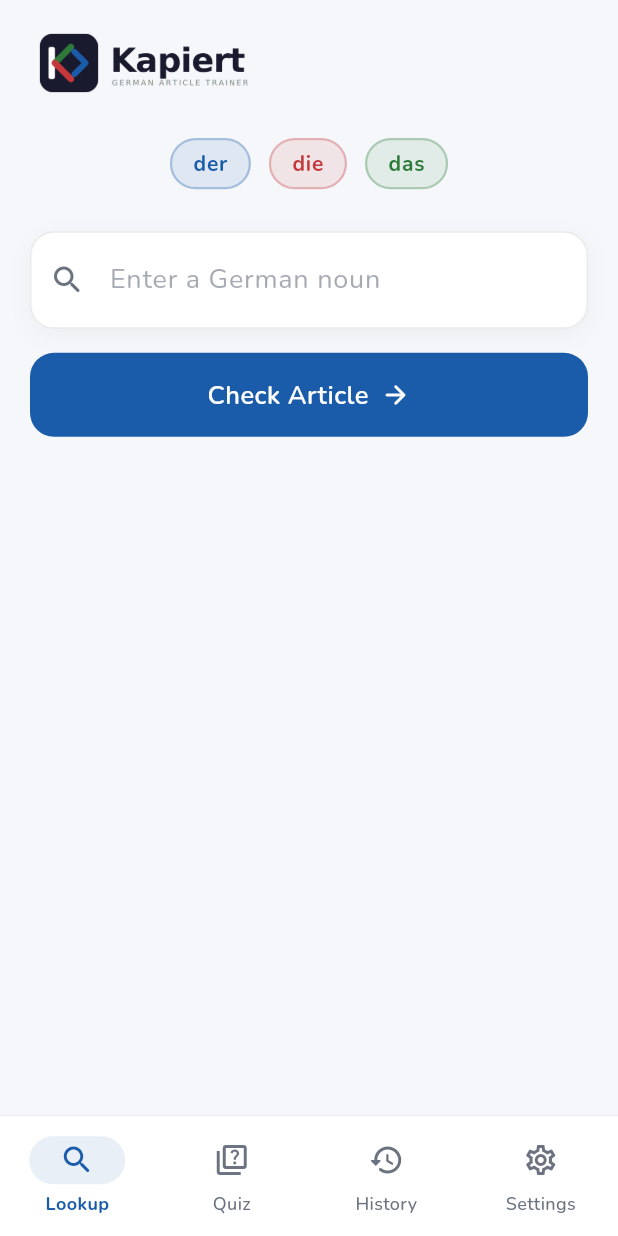
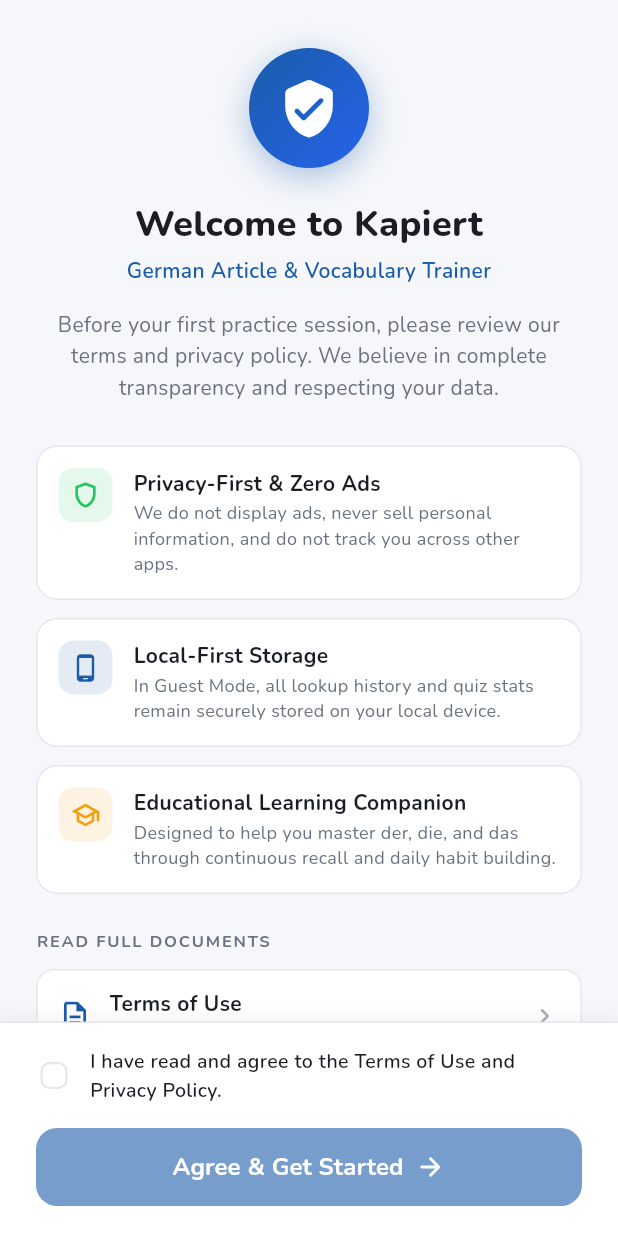
Before and after one commit to salehhamdy/Kapiert, a Flutter app: the screen it shows after launch, on a phone screen of 412 x 824 dp. Run offline on Flutter 3.47's test engine with Material 3 defaults, Android fonts, the phone set to English and light mode, and no system bars; drawn by our look-alikes of flutter_animate; our stand-ins replace flutter_riverpod, google_fonts, google_sign_in, shared_preferences, sqflite, sqflite_common_ffi and 1 more; accounts and stored records are empty.

Commit message:
Require user agreement to Terms of Use & Privacy Policy on first use

```diff
--- a/flutter_app/lib/core/storage/storage_service.dart
+++ b/flutter_app/lib/core/storage/storage_service.dart
@@ -385,6 +385,34 @@
   static const _keyShowHints = 'show_hints';
   static const _keyDarkMode = 'dark_mode';
   static const _keySettingsUpdatedAt = 'settings_updated_at';
+  static const _keyHasAcceptedTerms = 'has_accepted_terms_and_policy';
+  static const _keyTermsAcceptedAt = 'terms_accepted_at';
+
+  /// Whether the user has explicitly accepted the Terms of Use and Privacy Policy.
+  static bool hasAcceptedTerms() {
+    if (_prefs == null) return false;
+    return _p.getBool(_keyHasAcceptedTerms) ?? false;
+  }
+
+  /// Record user consent for Terms of Use and Privacy Policy.
+  static Future<void> setAcceptedTerms(bool value) async {
+    if (_prefs == null) return;
+    await _p.setBool(_keyHasAcceptedTerms, value);
+    if (value) {
+      await _p.setString(
+        _keyTermsAcceptedAt,
+        DateTime.now().toUtc().toIso8601String(),
+      );
+    } else {
+      await _p.remove(_keyTermsAcceptedAt);
+    }
+  }
+
+  /// ISO-8601 UTC timestamp of when terms were accepted, or null if never accepted.
+  static String? getTermsAcceptedAt() {
+    if (_prefs == null) return null;
+    return _p.getString(_keyTermsAcceptedAt);
+  }
 
   static bool getShowHints() => _p.getBool(_keyShowHints) ?? true;
   static Future<void> setShowHints(bool value) async {
--- /dev/null
+++ b/flutter_app/lib/features/legal/providers/terms_consent_provider.dart
@@ -0,0 +1,25 @@
+import 'package:flutter_riverpod/flutter_riverpod.dart';
+import '../../../core/storage/storage_service.dart';
+
+/// Provides the current state of user agreement to the Terms of Use and Privacy Policy.
+final termsConsentProvider =
+    StateNotifierProvider<TermsConsentNotifier, bool>((ref) {
+  return TermsConsentNotifier();
+});
+
+class TermsConsentNotifier extends StateNotifier<bool> {
+  TermsConsentNotifier([bool? initialValue])
+      : super(initialValue ?? StorageService.hasAcceptedTerms());
+
+  /// Sets consent to true, persists to local storage, and notifies listeners.
+  Future<void> acceptTerms() async {
+    await StorageService.setAcceptedTerms(true);
+    state = true;
+  }
+
+  /// Resets consent to false (useful for testing or full account wipe).
+  Future<void> resetTerms() async {
+    await StorageService.setAcceptedTerms(false);
+    state = false;
+  }
+}
--- /dev/null
+++ b/flutter_app/lib/features/legal/screens/first_use_consent_screen.dart
@@ -0,0 +1,489 @@
+import 'package:flutter/material.dart';
+import 'package:flutter_riverpod/flutter_riverpod.dart';
+import 'package:google_fonts/google_fonts.dart';
+import '../../../shared/theme/app_colors.dart';
+import '../providers/terms_consent_provider.dart';
+import 'legal_document_screen.dart';
+
+class FirstUseConsentScreen extends ConsumerStatefulWidget {
+  const FirstUseConsentScreen({super.key});
+
+  @override
+  ConsumerState<FirstUseConsentScreen> createState() =>
+      _FirstUseConsentScreenState();
+}
+
+class _FirstUseConsentScreenState extends ConsumerState<FirstUseConsentScreen> {
+  bool _acceptedTerms = false;
+  bool _showError = false;
+
+  void _openLegalDoc(LegalDocType type) {
+    Navigator.of(context).push(
+      MaterialPageRoute(
+        builder: (_) => LegalDocumentScreen(initialType: type),
+      ),
+    );
+  }
+
+  void _handleAgree() {
+    if (!_acceptedTerms) {
+      setState(() => _showError = true);
+      ScaffoldMessenger.of(context).showSnackBar(
+        SnackBar(
+          content: Text(
+            'Please check the box to accept the Terms of Use and Privacy Policy.',
+            style: GoogleFonts.nunito(fontWeight: FontWeight.w600),
+          ),
+          backgroundColor: AppColors.dieRed,
+          behavior: SnackBarBehavior.floating,
+          shape: RoundedRectangleBorder(borderRadius: BorderRadius.circular(10)),
+        ),
+      );
+      return;
+    }
+
+    ref.read(termsConsentProvider.notifier).acceptTerms();
+  }
+
+  @override
+  Widget build(BuildContext context) {
+    final isDark = Theme.of(context).brightness == Brightness.dark;
+    final bg = isDark ? AppColors.backgroundDark : AppColors.backgroundLight;
+    final surface = isDark ? AppColors.surfaceDark : AppColors.surfaceLight;
+    final textPrimary =
+        isDark ? AppColors.textPrimaryDark : AppColors.textPrimaryLight;
+    final textSecondary =
+        isDark ? AppColors.textSecondaryDark : AppColors.textSecondaryLight;
+    final divider = isDark ? AppColors.dividerDark : AppColors.dividerLight;
+
+    return Scaffold(
+      backgroundColor: bg,
+      body: SafeArea(
+        child: Column(
+          children: [
+            Expanded(
+              child: SingleChildScrollView(
+                padding: const EdgeInsets.fromLTRB(24, 32, 24, 16),
+                child: Column(
+                  crossAxisAlignment: CrossAxisAlignment.start,
+                  children: [
+                    // ── Brand Header ─────────────────────────────────────────
+                    Center(
+                      child: Container(
+                        width: 80,
+                        height: 80,
+                        decoration: BoxDecoration(
+                          shape: BoxShape.circle,
+                          gradient: const LinearGradient(
+                            colors: [
+                              AppColors.derBlue,
+                              Color(0xFF2563EB),
+                            ],
+                            begin: Alignment.topLeft,
+                            end: Alignment.bottomRight,
+                          ),
+                          boxShadow: [
+                            BoxShadow(
+                              color: AppColors.derBlue.withValues(alpha: 0.35),
+                              blurRadius: 18,
+                              offset: const Offset(0, 6),
+                            ),
+                          ],
+                        ),
+                        child: const Icon(
+                          Icons.verified_user_rounded,
+                          size: 42,
+                          color: Colors.white,
+                        ),
+                      ),
+                    ),
+                    const SizedBox(height: 20),
+
+                    Center(
+                      child: Text(
+                        'Welcome to Kapiert',
+                        textAlign: TextAlign.center,
+                        style: GoogleFonts.nunito(
+                          fontSize: 24,
+                          fontWeight: FontWeight.w800,
+                          color: textPrimary,
+                        ),
+                      ),
+                    ),
+                    const SizedBox(height: 4),
+
+                    Center(
+                      child: Text(
+                        'German Article & Vocabulary Trainer',
+                        textAlign: TextAlign.center,
+                        style: GoogleFonts.nunito(
+                          fontSize: 14,
+                          fontWeight: FontWeight.w600,
+                          color: AppColors.derBlue,
+                        ),
+                      ),
+                    ),
+                    const SizedBox(height: 16),
+
+                    Center(
+                      child: Text(
+                        'Before your first practice session, please review our terms and privacy policy. We believe in complete transparency and respecting your data.',
+                        textAlign: TextAlign.center,
+                        style: GoogleFonts.nunito(
+                          fontSize: 14,
+                          height: 1.5,
+                          color: textSecondary,
+                        ),
+                      ),
+                    ),
+                    const SizedBox(height: 28),
+
+                    // ── Key Commitments ──────────────────────────────────────
+                    _CommitmentItem(
+                      icon: Icons.shield_outlined,
+                      iconColor: AppColors.correctGreen,
+                      title: 'Privacy-First & Zero Ads',
+                      description:
+                          'We do not display ads, never sell personal information, and do not track you across other apps.',
+                      surface: surface,
+                      divider: divider,
+                      textPrimary: textPrimary,
+                      textSecondary: textSecondary,
+                    ),
+                    const SizedBox(height: 12),
+
+                    _CommitmentItem(
+                      icon: Icons.phone_android_rounded,
+                      iconColor: AppColors.derBlue,
+                      title: 'Local-First Storage',
+                      description:
+                          'In Guest Mode, all lookup history and quiz stats remain securely stored on your local device.',
+                      surface: surface,
+                      divider: divider,
+                      textPrimary: textPrimary,
+                      textSecondary: textSecondary,
+                    ),
+                    const SizedBox(height: 12),
+
+                    _CommitmentItem(
+                      icon: Icons.school_outlined,
+                      iconColor: AppColors.streakOrange,
+                      title: 'Educational Learning Companion',
+                      description:
+                          'Designed to help you master der, die, and das through continuous recall and daily habit building.',
+                      surface: surface,
+                      divider: divider,
+                      textPrimary: textPrimary,
+                      textSecondary: textSecondary,
+                    ),
+                    const SizedBox(height: 24),
+
+                    // ── Document Links ───────────────────────────────────────
+                    Text(
+                      'READ FULL DOCUMENTS',
+                      style: GoogleFonts.nunito(
+                        fontSize: 11,
+                        fontWeight: FontWeight.w700,
+                        letterSpacing: 1.2,
+                        color: textSecondary,
+                      ),
+                    ),
+                    const SizedBox(height: 10),
+
+                    _LegalDocTile(
+                      key: const Key('consent_open_terms_button'),
+                      title: 'Terms of Use',
+                      subtitle: 'User license, acceptable use, and disclaimers',
+                      icon: Icons.description_outlined,
+                      isDark: isDark,
+                      surface: surface,
+                      divider: divider,
+                      textPrimary: textPrimary,
+                      textSecondary: textSecondary,
+                      onTap: () => _openLegalDoc(LegalDocType.terms),
+                    ),
+                    const SizedBox(height: 8),
+
+                    _LegalDocTile(
+                      key: const Key('consent_open_privacy_button'),
+                      title: 'Privacy Policy',
+                      subtitle: 'How we collect, store, and protect your data',
+                      icon: Icons.privacy_tip_outlined,
+                      isDark: isDark,
+                      surface: surface,
+                      divider: divider,
+                      textPrimary: textPrimary,
+                      textSecondary: textSecondary,
+                      onTap: () => _openLegalDoc(LegalDocType.privacy),
+                    ),
+                    const SizedBox(height: 16),
+                  ],
+                ),
+              ),
+            ),
+
+            // ── Sticky Bottom Consent Action Bar ────────────────────────────
+            Container(
+              padding: const EdgeInsets.fromLTRB(24, 16, 24, 20),
+              decoration: BoxDecoration(
+                color: surface,
+                border: Border(top: BorderSide(color: divider)),
+                boxShadow: [
+                  BoxShadow(
+                    color: Colors.black.withValues(alpha: isDark ? 0.3 : 0.05),
+                    blurRadius: 10,
+                    offset: const Offset(0, -3),
+                  ),
+                ],
+              ),
+              child: Column(
+                mainAxisSize: MainAxisSize.min,
+                children: [
+                  // Consent Checkbox Row
+                  GestureDetector(
+                    onTap: () {
+                      setState(() {
+                        _acceptedTerms = !_acceptedTerms;
+                        if (_acceptedTerms) _showError = false;
+                      });
+                    },
+                    child: Row(
+                      crossAxisAlignment: CrossAxisAlignment.center,
+                      children: [
+                        SizedBox(
+                          width: 24,
+                          height: 24,
+                          child: Checkbox(
+                            key: const Key('consent_terms_checkbox'),
+                            value: _acceptedTerms,
+                            onChanged: (val) {
+                              setState(() {
+                                _acceptedTerms = val ?? false;
+                                if (_acceptedTerms) _showError = false;
+                              });
+                            },
+                            activeColor: AppColors.derBlue,
+                            shape: RoundedRectangleBorder(
+                              borderRadius: BorderRadius.circular(6),
+                            ),
+                            side: BorderSide(
+                              color: _showError
+                                  ? AppColors.dieRed
+                                  : divider,
+                              width: _showError ? 2 : 1.5,
+                            ),
+                          ),
+                        ),
+                        const SizedBox(width: 12),
+                        Expanded(
+                          child: Text(
+                            'I have read and agree to the Terms of Use and Privacy Policy.',
+                            style: GoogleFonts.nunito(
+                              fontSize: 13,
+                              fontWeight: FontWeight.w600,
+                              color: _showError
+                                  ? AppColors.dieRed
+                                  : textPrimary,
+                            ),
+                          ),
+                        ),
+                      ],
+                    ),
+                  ),
+                  const SizedBox(height: 16),
+
+                  // Agreement Button
+                  SizedBox(
+                    width: double.infinity,
+                    height: 52,
+                    child: ElevatedButton(
+                      key: const Key('consent_agree_button'),
+                      onPressed: _handleAgree,
+                      style: ElevatedButton.styleFrom(
+                        backgroundColor: _acceptedTerms
+                            ? AppColors.derBlue
+                            : AppColors.derBlue.withValues(alpha: 0.6),
+                        foregroundColor: Colors.white,
+                        elevation: _acceptedTerms ? 3 : 0,
+                        shape: RoundedRectangleBorder(
+                          borderRadius: BorderRadius.circular(14),
+                        ),
+                      ),
+                      child: Row(
+                        mainAxisAlignment: MainAxisAlignment.center,
+                        children: [
+                          Text(
+                            'Agree & Get Started',
+                            style: GoogleFonts.nunito(
+                              fontSize: 16,
+                              fontWeight: FontWeight.w700,
+                            ),
+                          ),
+                          const SizedBox(width: 8),
+                          const Icon(Icons.arrow_forward_rounded, size: 20),
+                        ],
+                      ),
+                    ),
+                  ),
+                ],
+              ),
+            ),
+          ],
+        ),
+      ),
+    );
+  }
+}
+
+// ── Commitment Item ──────────────────────────────────────────────────────────
+
+class _CommitmentItem extends StatelessWidget {
+  final IconData icon;
+  final Color iconColor;
+  final String title;
+  final String description;
+  final Color surface;
+  final Color divider;
+  final Color textPrimary;
+  final Color textSecondary;
+
+  const _CommitmentItem({
+    required this.icon,
+    required this.iconColor,
+    required this.title,
+    required this.description,
+    required this.surface,
+    required this.divider,
+    required this.textPrimary,
+    required this.textSecondary,
+  });
+
+  @override
+  Widget build(BuildContext context) {
+    return Container(
+      padding: const EdgeInsets.all(14),
+      decoration: BoxDecoration(
+        color: surface,
+        borderRadius: BorderRadius.circular(14),
+        border: Border.all(color: divider),
+      ),
+      child: Row(
+        crossAxisAlignment: CrossAxisAlignment.start,
+        children: [
+          Container(
+            padding: const EdgeInsets.all(8),
+            decoration: BoxDecoration(
+              color: iconColor.withValues(alpha: 0.12),
+              borderRadius: BorderRadius.circular(10),
+            ),
+            child: Icon(icon, color: iconColor, size: 20),
+          ),
+          const SizedBox(width: 14),
+          Expanded(
+            child: Column(
+              crossAxisAlignment: CrossAxisAlignment.start,
+              children: [
+                Text(
+                  title,
+                  style: GoogleFonts.nunito(
+                    fontSize: 14,
+                    fontWeight: FontWeight.w700,
+                    color: textPrimary,
+                  ),
+                ),
+                const SizedBox(height: 2),
+                Text(
+                  description,
+                  style: GoogleFonts.nunito(
+                    fontSize: 12,
+                    height: 1.4,
+                    color: textSecondary,
+                  ),
+                ),
+              ],
+            ),
+          ),
+        ],
+      ),
+    );
+  }
+}
+
+// ── Legal Document Tile ──────────────────────────────────────────────────────
+
+class _LegalDocTile extends StatelessWidget {
+  final String title;
+  final String subtitle;
+  final IconData icon;
+  final bool isDark;
+  final Color surface;
+  final Color divider;
+  final Color textPrimary;
+  final Color textSecondary;
+  final VoidCallback onTap;
+
+  const _LegalDocTile({
+    super.key,
+    required this.title,
+    required this.subtitle,
+    required this.icon,
+    required this.isDark,
+    required this.surface,
+    required this.divider,
+    required this.textPrimary,
+    required this.textSecondary,
+    required this.onTap,
+  });
+
+  @override
+  Widget build(BuildContext context) {
+    return Material(
+      color: surface,
+      borderRadius: BorderRadius.circular(12),
+      child: InkWell(
+        onTap: onTap,
+        borderRadius: BorderRadius.circular(12),
+        child: Container(
+          padding: const EdgeInsets.symmetric(horizontal: 14, vertical: 12),
+          decoration: BoxDecoration(
+            borderRadius: BorderRadius.circular(12),
+            border: Border.all(color: divider),
+          ),
+          child: Row(
+            children: [
+              Icon(icon, size: 22, color: AppColors.derBlue),
+              const SizedBox(width: 12),
+              Expanded(
+                child: Column(
+                  crossAxisAlignment: CrossAxisAlignment.start,
+                  children: [
+                    Text(
+                      title,
+                      style: GoogleFonts.nunito(
+                        fontSize: 14,
+                        fontWeight: FontWeight.w700,
+                        color: textPrimary,
+                      ),
+                    ),
+                    Text(
+                      subtitle,
+                      style: GoogleFonts.nunito(
+                        fontSize: 11,
+                        color: textSecondary,
+                      ),
+                    ),
+                  ],
+                ),
+              ),
+              Icon(
+                Icons.chevron_right_rounded,
+                size: 20,
+                color: textSecondary.withValues(alpha: 0.6),
+              ),
+            ],
+          ),
+        ),
+      ),
+    );
+  }
+}
--- a/flutter_app/lib/features/settings/screens/settings_screen.dart
+++ b/flutter_app/lib/features/settings/screens/settings_screen.dart
@@ -14,6 +14,7 @@
 import '../../auth/logout_flow.dart';
 import '../../profile/screens/profile_screen.dart';
 import '../../legal/screens/legal_document_screen.dart';
+import '../../legal/providers/terms_consent_provider.dart';
 
 class SettingsScreen extends ConsumerStatefulWidget {
   const SettingsScreen({super.key});
@@ -36,6 +37,7 @@
     final showHints = ref.watch(showHintsProvider);
     final serverHealth = ref.watch(serverHealthProvider);
     final authState = ref.watch(authProvider);
+    final hasAcceptedTerms = ref.watch(termsConsentProvider);
     final user = authState.user;
 
     final serverSubtitle = switch (serverHealth) {
@@ -208,6 +210,39 @@
                     MaterialPageRoute(
                       builder: (_) => const LegalDocumentScreen(
                         initialType: LegalDocType.privacy,
+                      ),
+                    ),
+                  ),
+                ),
+
+                _SettingsTile(
+                  key: const Key('settings_consent_status_tile'),
+                  icon: hasAcceptedTerms
+                      ? Icons.check_circle_outline_rounded
+                      : Icons.pending_outlined,
+                  title: 'Consent status',
+                  subtitle: hasAcceptedTerms
+                      ? 'Terms of Use & Privacy Policy accepted'
+                      : 'Pending agreement',
+                  isDark: isDark,
+                  trailing: Container(
+                    padding:
+                        const EdgeInsets.symmetric(horizontal: 8, vertical: 4),
+                    decoration: BoxDecoration(
+                      color: (hasAcceptedTerms
+                              ? AppColors.correctGreen
+                              : AppColors.streakOrange)
+                          .withValues(alpha: 0.12),
+                      borderRadius: BorderRadius.circular(6),
+                    ),
+                    child: Text(
+                      hasAcceptedTerms ? 'Accepted' : 'Pending',
+                      style: GoogleFonts.nunito(
+                        fontSize: 11,
+                        fontWeight: FontWeight.w700,
+                        color: hasAcceptedTerms
+                            ? AppColors.correctGreen
+                            : AppColors.streakOrange,
                       ),
                     ),
                   ),
--- a/flutter_app/lib/main.dart
+++ b/flutter_app/lib/main.dart
@@ -7,6 +7,8 @@
 import 'core/storage/storage_service.dart';
 import 'data/datasources/auth_remote_ds.dart';
 import 'features/auth/screens/sign_in_screen.dart';
+import 'features/legal/providers/terms_consent_provider.dart';
+import 'features/legal/screens/first_use_consent_screen.dart';
 import 'features/settings/providers/settings_provider.dart';
 import 'features/sync/providers/sync_provider.dart';
 import 'shared/router/app_router.dart';
@@ -41,15 +43,22 @@
   @override
   Widget build(BuildContext context, WidgetRef ref) {
     final isDarkMode = ref.watch(themeProvider);
+    final hasAcceptedTerms = ref.watch(termsConsentProvider);
 
     // Keep cloud sync alive for the app's lifetime (reacts to auth events).
     ref.listen<SyncState>(syncProvider, (_, _) {});
 
-    // Show sign-in when Supabase is configured and user is not signed in.
-    // Falls back to MainScaffold in guest/offline mode.
-    final Widget home = (AuthRemoteDS.isEnabled && !AuthRemoteDS.isSignedIn)
-        ? const SignInScreen()
-        : const MainScaffold();
+    // First use: user must agree to Terms of Use & Privacy Policy before anything else.
+    // If accepted, show sign-in when Supabase is configured and user is not signed in,
+    // or fall back to MainScaffold in guest/offline mode.
+    final Widget home;
+    if (!hasAcceptedTerms) {
+      home = const FirstUseConsentScreen();
+    } else if (AuthRemoteDS.isEnabled && !AuthRemoteDS.isSignedIn) {
+      home = const SignInScreen();
+    } else {
+      home = const MainScaffold();
+    }
 
     return MaterialApp(
       title: 'Kapiert',
--- a/flutter_app/lib/shared/router/app_router.dart
+++ b/flutter_app/lib/shared/router/app_router.dart
@@ -8,6 +8,8 @@
 import '../../features/history/screens/history_screen.dart';
 import '../../features/profile/screens/profile_screen.dart';
 import '../../features/settings/screens/settings_screen.dart';
+import '../../features/legal/screens/legal_document_screen.dart';
+import '../../features/legal/screens/first_use_consent_screen.dart';
 
 /// Named route constants.
 class AppRoutes {
@@ -17,6 +19,8 @@
   static const signIn = '/signin';
   static const signUp = '/signup';
   static const profile = '/profile';
+  static const legal = '/legal';
+  static const consent = '/consent';
 }
 
 /// Route map for [MaterialApp.routes].
@@ -28,6 +32,8 @@
         AppRoutes.signIn: (_) => const SignInScreen(),
         AppRoutes.signUp: (_) => const SignUpScreen(),
         AppRoutes.profile: (_) => const ProfileScreen(),
+        AppRoutes.legal: (_) => const LegalDocumentScreen(),
+        AppRoutes.consent: (_) => const FirstUseConsentScreen(),
       };
 }
 
```
Also changed, not shown: 3 other files.
